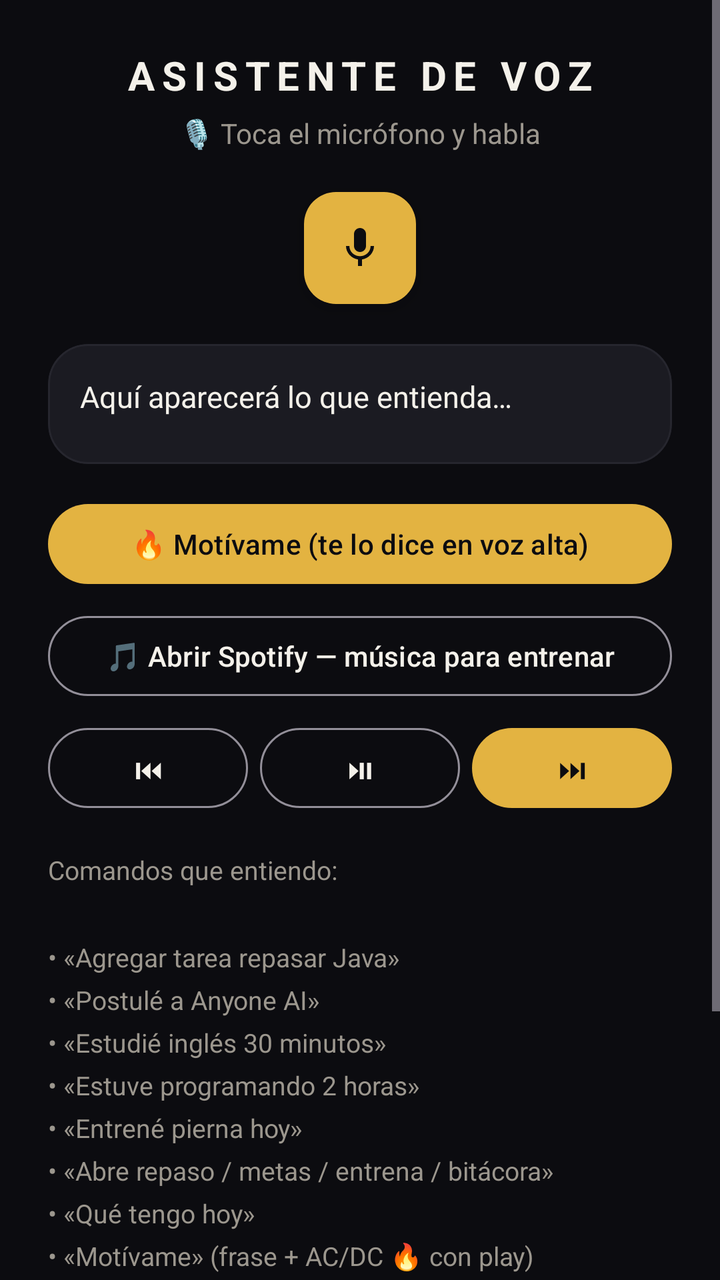
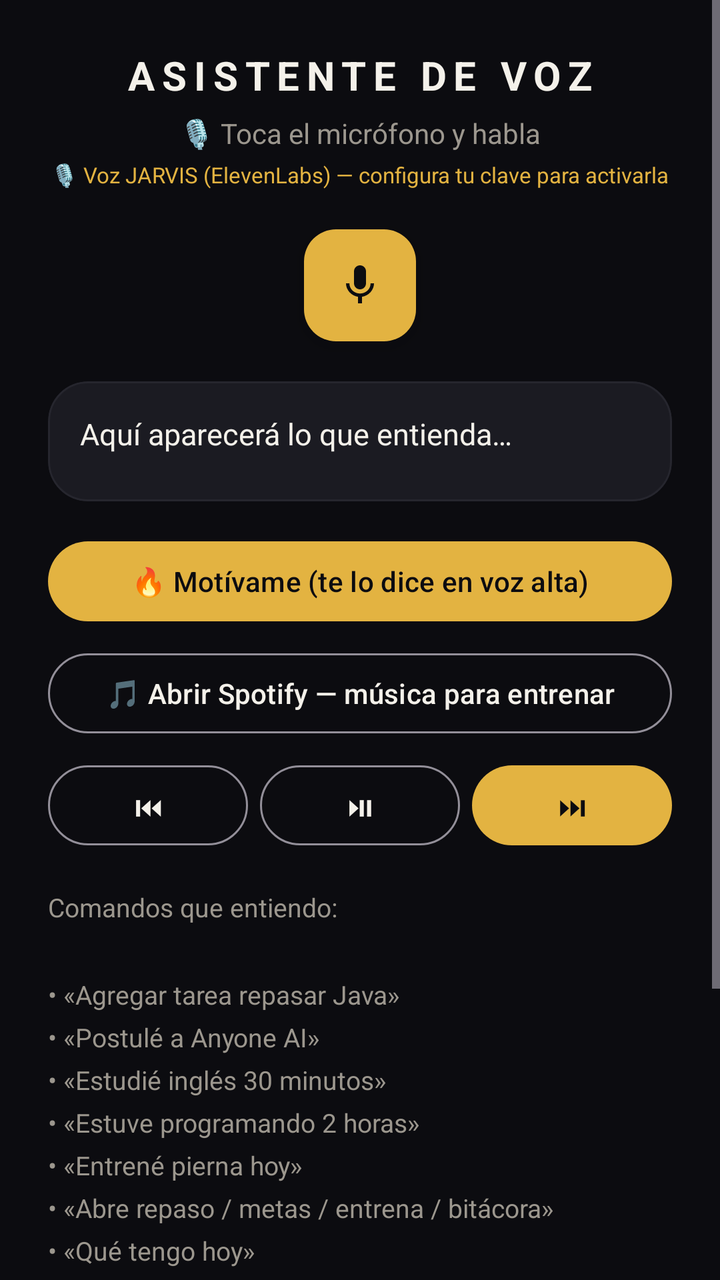

The first picture is an Android layout as it rendered before a commit; the second is the same layout after the commit. The layout source and the unified diff follow.
<!-- AndroidManifest.xml: application theme Theme.DevTrack -->
<!-- res/layout/fragment_asistente.xml -->
<?xml version="1.0" encoding="utf-8"?>
<ScrollView xmlns:android="http://schemas.android.com/apk/res/android"
    xmlns:app="http://schemas.android.com/apk/res-auto"
    android:layout_width="match_parent"
    android:layout_height="match_parent"
    android:background="@color/bg">

    <LinearLayout
        android:orientation="vertical"
        android:gravity="center_horizontal"
        android:layout_width="match_parent"
        android:layout_height="wrap_content"
        android:padding="24dp">

        <TextView
            android:layout_width="wrap_content"
            android:layout_height="wrap_content"
            android:text="ASISTENTE DE VOZ"
            android:textAllCaps="true"
            android:letterSpacing="0.18"
            android:textColor="@color/text"
            android:textSize="20sp"
            android:textStyle="bold" />

        <TextView
            android:id="@+id/tvStatus"
            android:layout_width="wrap_content"
            android:layout_height="wrap_content"
            android:layout_marginTop="6dp"
            android:text="🎙️ Toca el micrófono y habla"
            android:textColor="@color/textDim"
            android:textSize="14sp" />

        <com.google.android.material.floatingactionbutton.FloatingActionButton
            android:id="@+id/btnMic"
            android:layout_width="wrap_content"
            android:layout_height="wrap_content"
            android:layout_marginTop="20dp"
            app:fabSize="normal"
            android:backgroundTint="@color/primary"
            android:src="@drawable/ic_mic"
            app:tint="@color/bg"
            android:contentDescription="Micrófono" />

        <com.google.android.material.card.MaterialCardView
            android:layout_width="match_parent"
            android:layout_height="wrap_content"
            android:layout_marginTop="20dp"
            app:cardBackgroundColor="@color/card"
            app:cardCornerRadius="20dp"
            app:strokeColor="@color/cardBorder"
            app:strokeWidth="1dp">

            <TextView
                android:id="@+id/tvHeard"
                android:layout_width="match_parent"
                android:layout_height="wrap_content"
                android:minHeight="60dp"
                android:padding="16dp"
                android:text="Aquí aparecerá lo que entienda…"
                android:textColor="@color/text"
                android:textSize="15sp"
                android:lineSpacingMultiplier="1.3" />
        </com.google.android.material.card.MaterialCardView>

        <com.google.android.material.button.MaterialButton
            android:id="@+id/btnMotivate"
            android:layout_width="match_parent"
            android:layout_height="wrap_content"
            android:layout_marginTop="16dp"
            app:backgroundTint="@color/primary"
            android:textColor="@color/bg"
            android:text="🔥 Motívame (te lo dice en voz alta)" />

        <com.google.android.material.button.MaterialButton
            android:id="@+id/btnSpotify"
            style="@style/Widget.Material3.Button.OutlinedButton"
            android:layout_width="match_parent"
            android:layout_height="wrap_content"
            android:layout_marginTop="8dp"
            android:text="🎵 Abrir Spotify — música para entrenar"
            android:textColor="@color/text" />

        <LinearLayout
            android:orientation="horizontal"
            android:layout_width="match_parent"
            android:layout_height="wrap_content"
            android:layout_marginTop="8dp">

            <com.google.android.material.button.MaterialButton
                android:id="@+id/btnPrev"
                style="@style/Widget.Material3.Button.OutlinedButton"
                android:layout_width="0dp"
                android:layout_height="wrap_content"
                android:layout_weight="1"
                android:layout_marginEnd="6dp"
                android:text="⏮"
                android:textColor="@color/text" />

            <com.google.android.material.button.MaterialButton
                android:id="@+id/btnPlayPause"
                style="@style/Widget.Material3.Button.OutlinedButton"
                android:layout_width="0dp"
                android:layout_height="wrap_content"
                android:layout_weight="1"
                android:layout_marginEnd="6dp"
                android:text="⏯"
                android:textColor="@color/text" />

            <com.google.android.material.button.MaterialButton
                android:id="@+id/btnNext"
                android:layout_width="0dp"
                android:layout_height="wrap_content"
                android:layout_weight="1"
                app:backgroundTint="@color/primary"
                android:text="⏭"
                android:textColor="@color/bg" />
        </LinearLayout>

        <TextView
            android:layout_width="match_parent"
            android:layout_height="wrap_content"
            android:layout_marginTop="18dp"
            android:text="Comandos que entiendo:\n\n• «Agregar tarea repasar Java»\n• «Postulé a Anyone AI»\n• «Estudié inglés 30 minutos»\n• «Estuve programando 2 horas»\n• «Entrené pierna hoy»\n• «Abre repaso / metas / entrena / bitácora»\n• «Qué tengo hoy»\n• «Motívame» (frase + AC/DC 🔥 con play)\n• «Pon AC/DC» o cualquier artista\n• «Siguiente canción» · «Pausa» · «Dale play»\n\n🧠 Con Groq también respondo LO QUE SEA: dudas de la app, programación, inglés y DINERO 💰 (mentor financiero: presupuestos, ahorro, deudas, estafas). Conozco tus tareas, metas y tu bitácora."
            android:textColor="@color/textDim"
            android:textSize="13sp"
            android:lineSpacingMultiplier="1.4" />
    </LinearLayout>
</ScrollView>
<!-- resources referenced by this layout -->
<resources>
  <color name="bg">#0C0C10</color>
  <color name="card">#1B1B22</color>
  <color name="cardBorder">#26262E</color>
  <color name="primary">#E3B341</color>
  <color name="text">#F4F1EA</color>
  <color name="textDim">#9C978E</color>
  <!-- drawable ic_mic (drawable) -->
  <vector xmlns:android="http://schemas.android.com/apk/res/android"
      android:width="24dp" android:height="24dp"
      android:viewportWidth="24" android:viewportHeight="24">
      <path android:fillColor="#E8ECF8"
          android:pathData="M12,14c1.66,0 3,-1.34 3,-3V5c0,-1.66 -1.34,-3 -3,-3S9,3.34 9,5v6c0,1.66 1.34,3 3,3zM17.3,11c0,3 -2.54,5.1 -5.3,5.1S6.7,14 6.7,11H5c0,3.41 2.72,6.23 6,6.72V21h2v-3.28c3.28,-0.49 6,-3.31 6,-6.72h-1.7z" />
  </vector>
  <style name="Theme.DevTrack" parent="Theme.Material3.Dark.NoActionBar">
          <item name="colorPrimary">@color/primary</item>
          <item name="colorOnPrimary">#14100A</item>
          <item name="colorSecondary">@color/secondary</item>
          <item name="android:colorBackground">@color/bg</item>
          <item name="colorSurface">@color/surface</item>
          <item name="colorOnSurface">@color/text</item>
          <item name="android:statusBarColor">@color/bg</item>
          <item name="android:navigationBarColor">@color/surface</item>
          <item name="android:windowLightStatusBar">false</item>
      </style>
  <color name="secondary">#8E8CA8</color>
  <color name="surface">#141419</color>
</resources>

<!-- the commit's change to res/layout/fragment_asistente.xml (unified diff, before → after) -->
@@ -30,6 +30,15 @@
             android:text="🎙️ Toca el micrófono y habla"
             android:textColor="@color/textDim"
             android:textSize="14sp" />
+
+        <TextView
+            android:id="@+id/tvVoiceBadge"
+            android:layout_width="wrap_content"
+            android:layout_height="wrap_content"
+            android:layout_marginTop="4dp"
+            android:textColor="@color/primary"
+            android:textSize="11sp"
+            android:text="🎙️ Voz JARVIS (ElevenLabs) — configura tu clave para activarla" />
 
         <com.google.android.material.floatingactionbutton.FloatingActionButton
             android:id="@+id/btnMic"
